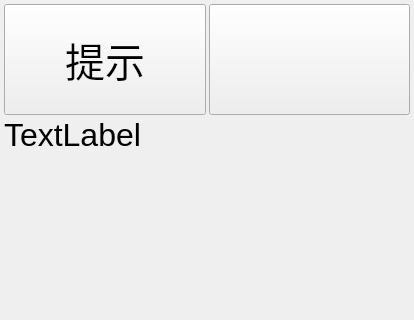
This is MemoryGame/widget.ui in waynegod/Qt_MemoryGame as Qt 5 draws it before an edit; both pictures show x 0 to 414 and y 0 to 320 of the 414 by 634 pixel window. The edited form follows.
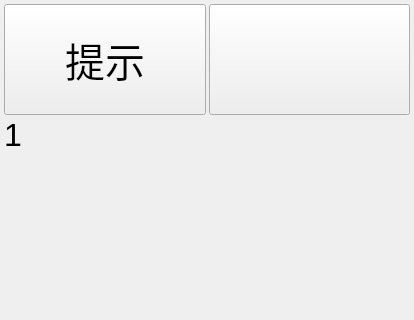
This is the edited form.

```diff
--- a/MemoryGame/widget.ui
+++ b/MemoryGame/widget.ui
@@ -646,7 +646,7 @@
          <item row="2" column="0">
           <widget class="QLabel" name="label_4">
            <property name="text">
-            <string>TextLabel</string>
+            <string>1</string>
            </property>
           </widget>
          </item>
```
